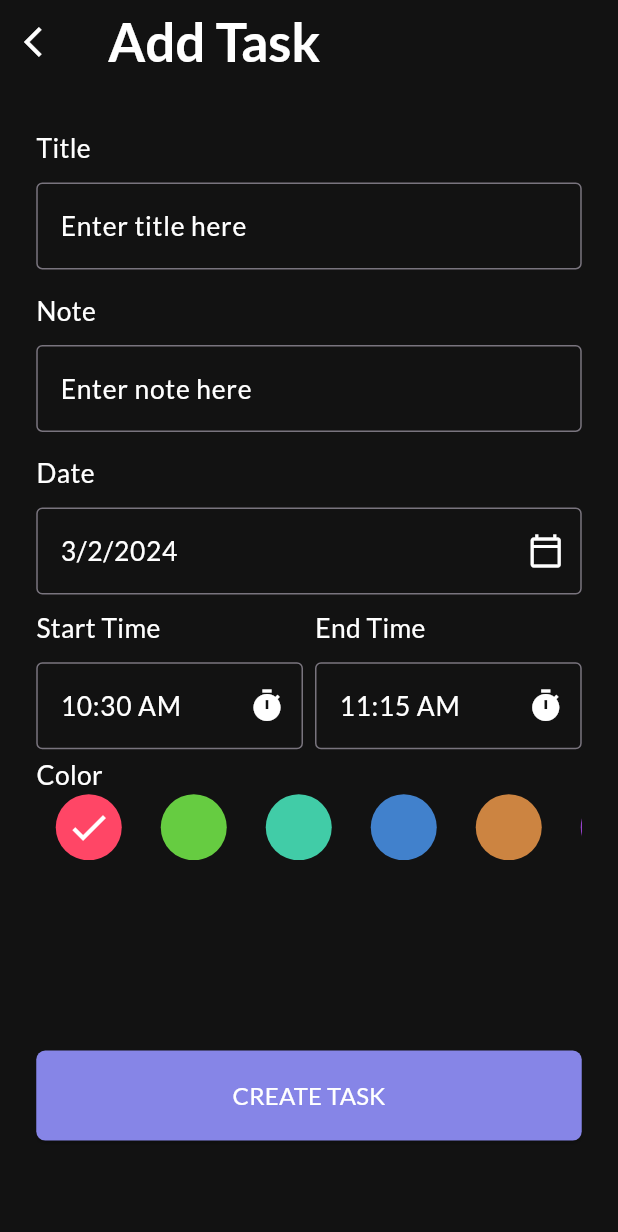
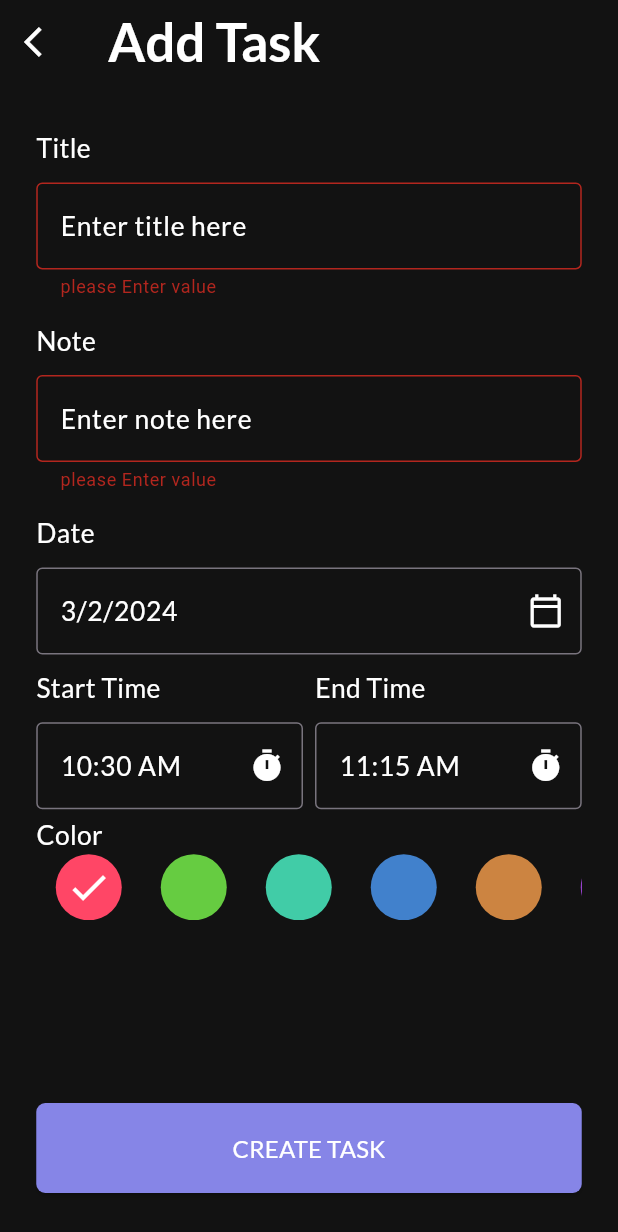
Before and after one commit to AbdelrahmanZeid/Up-To-Do-App, a Flutter app: the AddTaskView screen opened directly, after a tap on "CREATE TASK", on a phone screen of 412 x 824 dp. Shown: the top 1232 px of the screen. Run offline on Flutter 3.47's test engine with Material 3 defaults, Android fonts, the phone set to English and light mode, and no system bars; our stand-ins replace date_picker_timeline, flutter_bloc, flutter_screenutil, get_it, google_fonts, shared_preferences and 1 more; accounts and stored records are empty.

Commit message:
refactor our code

```diff
--- a/lib/features/auth/presentation/views/on_boarding_view.dart
+++ b/lib/features/auth/presentation/views/on_boarding_view.dart
@@ -18,10 +18,11 @@ class _OnBoardingViewState extends State<OnBoardingView> {
   Widget build(BuildContext context) {
     return Scaffold(
       body: SafeArea(
+        child: SingleChildScrollView(
           child: Column(
             children: [
               SizedBox(
-              height: 730.h,
+                height: 700.h,
                 child: PageView.builder(
                   controller: controller,
                   itemBuilder: (
@@ -42,6 +43,7 @@ class _OnBoardingViewState extends State<OnBoardingView> {
             ],
           ),
         ),
+      ),
     );
   }
 }
--- a/lib/features/auth/presentation/widgets/back_next_buttons.dart
+++ b/lib/features/auth/presentation/widgets/back_next_buttons.dart
@@ -57,7 +57,7 @@ class BackNextButtons extends StatelessWidget {
                     "app created",
                   );
                 }
-                Navigator.push(
+                Navigator.pushReplacement(
                   context,
                   MaterialPageRoute(
                     builder: (
--- a/lib/features/task/presentation/cubits/add_task_cubit.dart
+++ b/lib/features/task/presentation/cubits/add_task_cubit.dart
@@ -14,7 +14,7 @@ class AddTaskCubit extends Cubit<AddTaskStates> {
   TextEditingController titleController = TextEditingController();
 
   TextEditingController noteController = TextEditingController();
-  GlobalKey<FormState> formKey=GlobalKey<FormState>();
+  GlobalKey<FormState> formKey = GlobalKey<FormState>();
   DateTime currentDate = DateTime.now();
 
   int currentIndex = 0;
@@ -136,39 +136,61 @@ class AddTaskCubit extends Cubit<AddTaskStates> {
     );
   }
 
+  List<AddTaskModel> addTaskModelList = [
+    // AddTaskModel(
+    //   id: 1,
+    //   note: "learn dart",
+    //   title: "study dart for 24 hour",
+    //   color: 3,
+    //   startTime: '09:33 PM',
+    //   endTime: '09:48 PM',
+    //   isCompleted: true,
+    //   date: '8/6/2023',
+    // ),
+    // AddTaskModel(
+    //   id: 3,
+    //   note: "flutter",
+    //   title: "study flutter for 24 hour",
+    //   color: 4,
+    //   startTime: '09:33 PM',
+    //   endTime: '09:48 PM',
+    //   isCompleted: false,
+    //   date: '10/6/2023',
+    // ),
+    // AddTaskModel(
+    //   id: 2,
+    //   note: "learn java",
+    //   title: "study java for 24 hour",
+    //   color: 2,
+    //   startTime: '09:33 PM',
+    //   endTime: '09:48 PM',
+    //   isCompleted: false,
+    //   date: '8/10/2023',
+    // ),
+  ];
 
-
-List<AddTaskModel> addTaskModelList = [
-  AddTaskModel(
-    id: 1,
-    note: "learn dart",
-    title: "study dart for 24 hour",
-    color: 3,
-    startTime: '09:33 PM',
-    endTime: '09:48 PM',
-    isCompleted: true,
-    date: '8/6/2023',
-  ),
-  AddTaskModel(
-    id: 3,
-    note: "flutter",
-    title: "study flutter for 24 hour",
-    color: 4,
-    startTime: '09:33 PM',
-    endTime: '09:48 PM',
-    isCompleted: false,
-    date: '10/6/2023',
-  ),
-  AddTaskModel(
-    id: 2,
-    note: "learn java",
-    title: "study java for 24 hour",
-    color: 2,
-    startTime: '09:33 PM',
-    endTime: '09:48 PM',
-    isCompleted: false,
-    date: '8/10/2023',
-  ),
-];
-
+  void insertTask(AddTaskModel task) async {
+    try {
+      await Future.delayed(
+        const Duration(
+          seconds: 3,
+        ),
+      );
+      emit(
+        InsertTaskLoadingState(),
+      );
+      addTaskModelList.add(
+        task,
+      );
+      emit(
+        InsertTaskSuccessState(),
+      );
+    } catch (e) {
+      emit(
+        InsertTaskFailuerState(
+          errMessage: e.toString(),
+        ),
+      );
+    }
+  }
 }
--- a/lib/features/task/presentation/cubits/add_task_states.dart
+++ b/lib/features/task/presentation/cubits/add_task_states.dart
@@ -10,3 +10,11 @@ abstract class AddTaskStates{}
  class GetEndTimeSuccessState extends AddTaskStates{}
  class GetEndTimeFailuerState extends AddTaskStates{}
  class ChangeIndexSuccssState extends AddTaskStates{}
+ class InsertTaskLoadingState extends AddTaskStates{}
+ class InsertTaskSuccessState extends AddTaskStates{}
+ class InsertTaskFailuerState extends AddTaskStates{
+
+  final String errMessage;
+
+  InsertTaskFailuerState({required this.errMessage});
+ }
--- a/lib/features/task/presentation/views/add_task_view.dart
+++ b/lib/features/task/presentation/views/add_task_view.dart
@@ -1,10 +1,8 @@
 import 'package:flutter/material.dart';
-import 'package:flutter_bloc/flutter_bloc.dart';
 
 import 'package:notes_app/core/utiles/app_color.dart';
 import 'package:notes_app/core/utiles/app_strings.dart';
 import 'package:notes_app/core/utiles/app_text_style.dart';
-import 'package:notes_app/features/task/presentation/cubits/add_task_cubit.dart';
 import 'package:notes_app/features/task/presentation/widgets/add_task_view_body.dart';
 
 class AddTaskView extends StatelessWidget {
@@ -34,12 +32,9 @@ class AddTaskView extends StatelessWidget {
           ),
         ),
       ),
-      body: BlocProvider(
-        create: (BuildContext context) {
-          return AddTaskCubit();
-        },
-        child: const AddTaskViewBody(),
-      ),
+      body:
+         const AddTaskViewBody(),
+
     );
   }
 }
--- a/lib/features/task/presentation/widgets/add_task_view_body.dart
+++ b/lib/features/task/presentation/widgets/add_task_view_body.dart
@@ -1,4 +1,3 @@
-
 import 'package:flutter/material.dart';
 import 'package:flutter_bloc/flutter_bloc.dart';
 import 'package:flutter_screenutil/flutter_screenutil.dart';
@@ -7,6 +6,7 @@ import 'package:notes_app/core/utiles/app_color.dart';
 import 'package:notes_app/core/utiles/app_strings.dart';
 import 'package:notes_app/core/utiles/app_text_style.dart';
 import 'package:notes_app/core/widgets/custom_elevated_button.dart';
+import 'package:notes_app/features/task/data/add_task_model.dart';
 import 'package:notes_app/features/task/presentation/cubits/add_task_cubit.dart';
 import 'package:notes_app/features/task/presentation/cubits/add_task_states.dart';
 import 'package:notes_app/features/task/presentation/widgets/start_end_time_widget.dart';
@@ -16,10 +16,10 @@ class AddTaskViewBody extends StatelessWidget {
 
   @override
   Widget build(BuildContext context) {
-    return BlocBuilder<AddTaskCubit, AddTaskStates>(
+    return BlocConsumer<AddTaskCubit, AddTaskStates>(
       builder: (context, state) {
         return Form(
-          key:context.read<AddTaskCubit>().formKey ,
+          key: context.read<AddTaskCubit>().formKey,
           child: SingleChildScrollView(
             child: Padding(
               padding: EdgeInsets.symmetric(
@@ -41,6 +41,15 @@ class AddTaskViewBody extends StatelessWidget {
                     height: 10.h,
                   ),
                   TextFormField(
+                    validator: (value) {
+                      if (value!.isEmpty) {
+                        return "please Enter value";
+                      } else {
+                        return null;
+                      }
+                    },
+                    style: AppTextStyle.latoTextStyle(
+                        14, FontWeight.w400, AppColor.white),
                     controller: context.read<AddTaskCubit>().titleController,
                     decoration: const InputDecoration(
                       hintText: AppString.titleHint,
@@ -61,6 +70,18 @@ class AddTaskViewBody extends StatelessWidget {
                     height: 10.h,
                   ),
                   TextFormField(
+                    validator: (value) {
+                      if (value!.isEmpty) {
+                        return "please Enter value";
+                      } else {
+                        return null;
+                      }
+                    },
+                    style: AppTextStyle.latoTextStyle(
+                      14,
+                      FontWeight.w400,
+                      AppColor.white,
+                    ),
                     controller: context.read<AddTaskCubit>().noteController,
                     decoration: const InputDecoration(
                       hintText: AppString.noteHint,
@@ -165,11 +186,56 @@ class AddTaskViewBody extends StatelessWidget {
                     ),
                   ),
                   SizedBox(
-                    height: 125.h,
+                    height: 120.h,
                   ),
-                  CustomElevatedButton(
+                  state is InsertTaskLoadingState
+                      ? const Center(
+                          child: CircularProgressIndicator(
                             color: AppColor.primary,
-                    onPressed: () {},
+                          ),
+                        )
+                      : CustomElevatedButton(
+                          color: AppColor.primary,
+                          onPressed: () {
+                            if (context
+                                .read<AddTaskCubit>()
+                                .formKey
+                                .currentState!
+                                .validate()) {
+                              context.read<AddTaskCubit>().insertTask(
+                                    AddTaskModel(
+                                      startTime: context
+                                          .read<AddTaskCubit>()
+                                          .currentTime,
+                                      date: context
+                                          .read<AddTaskCubit>()
+                                          .currentDate
+                                          .toString(),
+                                      isCompleted: false,
+                                      endTime: context
+                                          .read<AddTaskCubit>()
+                                          .currentEndTime,
+                                      id: 1,
+                                      note: context
+                                          .read<AddTaskCubit>()
+                                          .noteController
+                                          .text,
+                                      title: context
+                                          .read<AddTaskCubit>()
+                                          .titleController
+                                          .text,
+                                      color: context
+                                          .read<AddTaskCubit>()
+                                          .currentIndex,
+                                    ),
+                                  );
+                            }
+                            context.read<AddTaskCubit>().noteController.clear();
+                            context
+                                .read<AddTaskCubit>()
+                                .titleController
+                                .clear();
+                          },
                           text: AppString.createTask,
                           fontSize: 16,
                           btnWidth: double.infinity,
@@ -181,6 +247,13 @@ class AddTaskViewBody extends StatelessWidget {
           ),
         );
       },
+      listener: (BuildContext context, AddTaskStates state) {
+        if (state is InsertTaskSuccessState) {
+          Navigator.pop(
+            context,
+          );
+        } else {}
+      },
     );
   }
 }
--- a/lib/main.dart
+++ b/lib/main.dart
@@ -1,13 +1,18 @@
 import 'package:flutter/material.dart';
+import 'package:flutter_bloc/flutter_bloc.dart';
 import 'package:notes_app/app.dart';
 import 'package:notes_app/core/database/cache_helper.dart';
 import 'package:notes_app/core/services/service_locator.dart';
+import 'package:notes_app/features/task/presentation/cubits/add_task_cubit.dart';
 
 void main() async {
   WidgetsFlutterBinding.ensureInitialized();
   setup();
   await getIt<CacheHelper>().init();
   runApp(
-    const Notes(),
+  BlocProvider(
+      create: (context) => AddTaskCubit(),
+      child:const Notes(),
+    ),
   );
 }
```
Also changed, not shown: 2 other files. Lines whose indentation alone changed are shown as unchanged.
